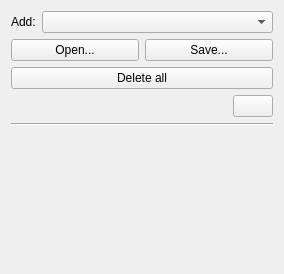
The window that plugins/assistants/Assistants/AssistantsToolOptions.ui (KDE/krita) describes before a commit, drawn with Qt 5.
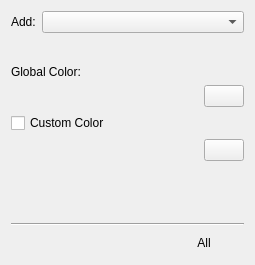
The same window after the commit. Custom widgets are drawn as their Qt base class.

Commit message: Allow painting assistants to have their own color

Diff of the .ui file:
```diff
--- a/plugins/assistants/Assistants/AssistantsToolOptions.ui
+++ b/plugins/assistants/Assistants/AssistantsToolOptions.ui
@@ -6,14 +6,17 @@
    <rect>
     <x>0</x>
     <y>0</y>
-    <width>284</width>
-    <height>274</height>
+    <width>255</width>
+    <height>265</height>
    </rect>
   </property>
   <layout class="QVBoxLayout" name="verticalLayout">
    <item>
-    <layout class="QHBoxLayout" name="horizontalLayout">
-     <item>
+    <layout class="QFormLayout" name="formLayout_2">
+     <property name="rowWrapPolicy">
+      <enum>QFormLayout::WrapLongRows</enum>
+     </property>
+     <item row="0" column="0">
       <widget class="QLabel" name="label">
        <property name="sizePolicy">
         <sizepolicy hsizetype="Fixed" vsizetype="Preferred">
@@ -26,40 +29,44 @@
        </property>
       </widget>
      </item>
-     <item>
+     <item row="0" column="1">
       <widget class="QComboBox" name="availableAssistantsComboBox"/>
      </item>
     </layout>
    </item>
    <item>
-    <layout class="QHBoxLayout" name="horizontalLayout_2">
-     <item>
-      <widget class="QPushButton" name="loadAssistantButton">
-       <property name="text">
-        <string>Open...</string>
-       </property>
-      </widget>
-     </item>
-     <item>
-      <widget class="QPushButton" name="saveAssistantButton">
-       <property name="text">
-        <string>Save...</string>
-       </property>
-      </widget>
-     </item>
-    </layout>
+    <widget class="KisDoubleSliderSpinBox" name="vanishingPointAngleSpinbox" native="true">
+     <property name="minimumSize">
+      <size>
+       <width>50</width>
+       <height>20</height>
+      </size>
+     </property>
+    </widget>
    </item>
    <item>
-    <widget class="QPushButton" name="deleteAllAssistantsButton">
+    <widget class="QLabel" name="globalColorLabel">
+     <property name="sizePolicy">
+      <sizepolicy hsizetype="Fixed" vsizetype="Preferred">
+       <horstretch>0</horstretch>
+       <verstretch>0</verstretch>
+      </sizepolicy>
+     </property>
      <property name="text">
-      <string>Delete all</string>
+      <string>Global Color:</string>
      </property>
     </widget>
    </item>
    <item>
     <layout class="QHBoxLayout" name="horizontalLayout_3">
      <item>
-      <widget class="KisSliderSpinBox" name="assistantsOpacitySlider" native="true">
+      <widget class="KisSliderSpinBox" name="assistantsGlobalOpacitySlider" native="true">
+       <property name="minimumSize">
+        <size>
+         <width>30</width>
+         <height>0</height>
+        </size>
+       </property>
        <property name="maximum" stdset="0">
         <number>100</number>
        </property>
@@ -84,20 +91,48 @@
     </layout>
    </item>
    <item>
-    <widget class="Line" name="line">
-     <property name="orientation">
-      <enum>Qt::Horizontal</enum>
+    <widget class="QCheckBox" name="useCustomAssistantColor">
+     <property name="enabled">
+      <bool>true</bool>
+     </property>
+     <property name="sizePolicy">
+      <sizepolicy hsizetype="Minimum" vsizetype="Fixed">
+       <horstretch>0</horstretch>
+       <verstretch>0</verstretch>
+      </sizepolicy>
+     </property>
+     <property name="text">
+      <string>Custom Color</string>
      </property>
     </widget>
    </item>
    <item>
-    <layout class="QHBoxLayout" name="horizontalLayout_5">
+    <layout class="QHBoxLayout" name="horizontalLayout_4">
      <item>
-      <widget class="KisDoubleSliderSpinBox" name="vanishingPointAngleSpinbox" native="true">
+      <widget class="KisSliderSpinBox" name="customColorOpacitySlider" native="true">
        <property name="minimumSize">
         <size>
-         <width>0</width>
-         <height>20</height>
+         <width>30</width>
+         <height>0</height>
+        </size>
+       </property>
+       <property name="maximum" stdset="0">
+        <number>100</number>
+       </property>
+      </widget>
+     </item>
+     <item>
+      <widget class="KColorButton" name="customAssistantColorButton">
+       <property name="sizePolicy">
+        <sizepolicy hsizetype="Fixed" vsizetype="Fixed">
+         <horstretch>0</horstretch>
+         <verstretch>0</verstretch>
+        </sizepolicy>
+       </property>
+       <property name="minimumSize">
+        <size>
+         <width>20</width>
+         <height>0</height>
         </size>
        </property>
       </widget>
@@ -117,27 +152,105 @@
      </property>
     </spacer>
    </item>
+   <item>
+    <widget class="Line" name="line">
+     <property name="orientation">
+      <enum>Qt::Horizontal</enum>
+     </property>
+    </widget>
+   </item>
+   <item>
+    <layout class="QHBoxLayout" name="horizontalLayout_2">
+     <item>
+      <widget class="QPushButton" name="loadAssistantButton">
+       <property name="toolTip">
+        <string>Load Assistant Set</string>
+       </property>
+       <property name="text">
+        <string/>
+       </property>
+       <property name="iconSize">
+        <size>
+         <width>18</width>
+         <height>18</height>
+        </size>
+       </property>
+       <property name="flat">
+        <bool>true</bool>
+       </property>
+      </widget>
+     </item>
+     <item>
+      <widget class="QPushButton" name="saveAssistantButton">
+       <property name="toolTip">
+        <string>Save Assistant Set</string>
+       </property>
+       <property name="text">
+        <string/>
+       </property>
+       <property name="iconSize">
+        <size>
+         <width>18</width>
+         <height>18</height>
+        </size>
+       </property>
+       <property name="flat">
+        <bool>true</bool>
+       </property>
+      </widget>
+     </item>
+     <item>
+      <spacer name="horizontalSpacer">
+       <property name="orientation">
+        <enum>Qt::Horizontal</enum>
+       </property>
+       <property name="sizeHint" stdset="0">
+        <size>
+         <width>40</width>
+         <height>20</height>
+        </size>
+       </property>
+      </spacer>
+     </item>
+     <item>
+      <widget class="QPushButton" name="deleteAllAssistantsButton">
+       <property name="text">
+        <string>All</string>
+       </property>
+       <property name="iconSize">
+        <size>
+         <width>18</width>
+         <height>18</height>
+        </size>
+       </property>
+       <property name="flat">
+        <bool>true</bool>
+       </property>
+      </widget>
+     </item>
+    </layout>
+   </item>
   </layout>
  </widget>
  <customwidgets>
+  <customwidget>
+   <class>KisSliderSpinBox</class>
+   <extends>QWidget</extends>
+   <header>kis_slider_spin_box.h</header>
+   <container>1</container>
+  </customwidget>
+  <customwidget>
+   <class>KisDoubleSliderSpinBox</class>
+   <extends>QWidget</extends>
+   <header location="global">kis_slider_spin_box.h</header>
+   <container>1</container>
+  </customwidget>
   <customwidget>
    <class>KColorButton</class>
    <extends>QPushButton</extends>
    <header>kcolorbutton.h</header>
    <container>1</container>
   </customwidget>
-  <customwidget>
-   <class>KisSliderSpinBox</class>
-   <extends>QWidget</extends>
-   <header>kis_slider_spin_box.h</header>
-   <container>1</container>
-  </customwidget>
-   <customwidget>
-   <class>KisDoubleSliderSpinBox</class>
-   <extends>QWidget</extends>
-   <header>kis_slider_spin_box.h</header>
-   <container>1</container>
-  </customwidget>
  </customwidgets>
  <resources/>
  <connections/>
```
Left out of the diff: 3 changed lines with no effect on the pictures. The commit also changes 8 other files.
